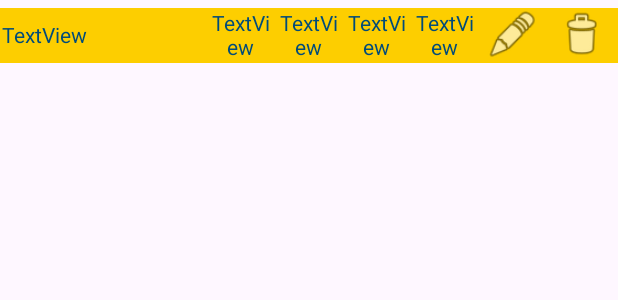
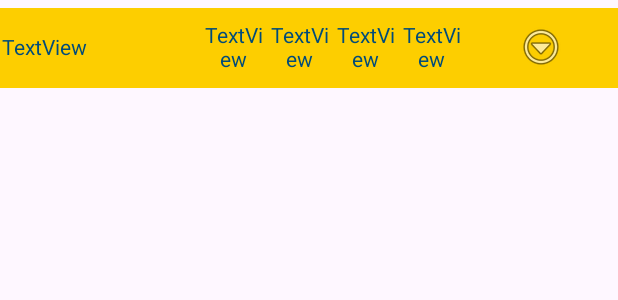
Before and after one commit to wivsonmachado/app-faculdade, an Android app: the layout adapter_disciplina.xml on its own in the app's theme, with its tools: preview values and no code run, on a phone screen of 412 x 824 dp. Shown: the top 300 px of the screen. Run offline under Robolectric (Android 15) with nearby library versions, the phone set to English and light mode, and no system bars.

Commit message:
Implementação do layout dos botões de editar e excluir

```diff
--- a/app/src/main/java/com/example/ava1/view/ListaDisciplinasActivity.java
+++ b/app/src/main/java/com/example/ava1/view/ListaDisciplinasActivity.java
@@ -5,8 +5,13 @@ import androidx.appcompat.app.AppCompatActivity;
 import androidx.recyclerview.widget.LinearLayoutManager;
 import androidx.recyclerview.widget.RecyclerView;
 
+import android.app.Activity;
 import android.content.Intent;
 import android.os.Bundle;
+import android.view.ContextMenu;
+import android.view.Menu;
+import android.view.MenuInflater;
+import android.view.MenuItem;
 import android.view.View;
 import android.view.ViewGroup;
 import android.widget.ArrayAdapter;
--- a/app/src/main/res/layout/activity_lista_disciplinas.xml
+++ b/app/src/main/res/layout/activity_lista_disciplinas.xml
@@ -17,7 +17,8 @@
         android:background="#004B7A"
         app:layout_constraintEnd_toEndOf="parent"
         app:layout_constraintStart_toStartOf="parent"
-        app:layout_constraintTop_toBottomOf="@+id/header" />
+        app:layout_constraintTop_toBottomOf="@+id/header"
+        />
 
     <TextView
         android:id="@+id/textView"
--- a/app/src/main/res/layout/adapter_disciplina.xml
+++ b/app/src/main/res/layout/adapter_disciplina.xml
@@ -68,23 +68,18 @@
             android:layout_height="match_parent"
             android:layout_gravity="center_vertical"
             android:layout_weight="1"
+            android:gravity="center"
             android:text="TextView"
             android:textAlignment="center"
             android:textColor="#004B7A" />
 
-        <ImageView
-            android:id="@+id/imageView"
-            android:layout_width="0dp"
-            android:layout_height="match_parent"
+        <ImageButton
+            android:id="@+id/button"
+            android:layout_width="wrap_content"
+            android:layout_height="wrap_content"
             android:layout_weight="1"
-            app:srcCompat="@android:drawable/ic_menu_edit" />
-
-        <ImageView
-            android:id="@+id/imageView3"
-            android:layout_width="0dp"
-            android:layout_height="match_parent"
-            android:layout_weight="1"
-            app:srcCompat="@android:drawable/ic_menu_delete" />
+            android:backgroundTint="#00FFFFFF"
+            app:srcCompat="@android:drawable/ic_menu_more" />
 
     </LinearLayout>
 
```
Also changed, not shown: app/src/main/java/com/example/ava1/utils/DisciplinaAdapter.java (+36 -1 lines), app/src/main/res/menu/menu_contexto.xml (added, +11 -0 lines).
